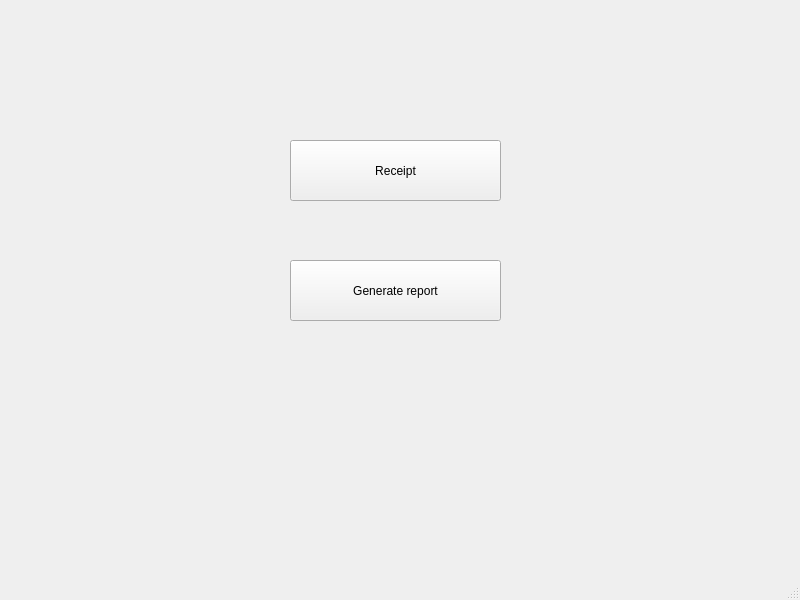
The window that supervisor/mainwindow.ui (JoaoPauloPrata/supervisor) describes before a commit, drawn with Qt 5.
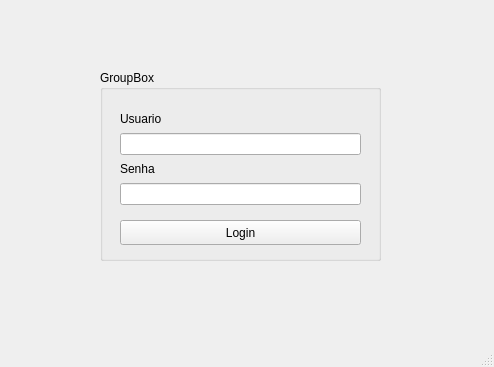
The same window after the commit.

Commit message: login page

```diff
--- a/supervisor/mainwindow.ui
+++ b/supervisor/mainwindow.ui
@@ -6,39 +6,83 @@
    <rect>
     <x>0</x>
     <y>0</y>
-    <width>800</width>
-    <height>600</height>
+    <width>494</width>
+    <height>367</height>
    </rect>
   </property>
   <property name="windowTitle">
    <string>MainWindow</string>
   </property>
   <widget class="QWidget" name="centralwidget">
-   <widget class="QPushButton" name="pushButton">
+   <widget class="QGroupBox" name="groupBox">
     <property name="geometry">
      <rect>
-      <x>290</x>
-      <y>140</y>
-      <width>211</width>
-      <height>61</height>
+      <x>100</x>
+      <y>70</y>
+      <width>281</width>
+      <height>191</height>
      </rect>
     </property>
-    <property name="text">
-     <string>Receipt</string>
+    <property name="title">
+     <string>GroupBox</string>
     </property>
-   </widget>
-   <widget class="QPushButton" name="pushButton_2">
-    <property name="geometry">
-     <rect>
-      <x>290</x>
-      <y>260</y>
-      <width>211</width>
-      <height>61</height>
-     </rect>
-    </property>
-    <property name="text">
-     <string>Generate report</string>
-    </property>
+    <widget class="QPushButton" name="button_login">
+     <property name="geometry">
+      <rect>
+       <x>20</x>
+       <y>150</y>
+       <width>241</width>
+       <height>25</height>
+      </rect>
+     </property>
+     <property name="text">
+      <string>Login</string>
+     </property>
+    </widget>
+    <widget class="QWidget" name="layoutWidget">
+     <property name="geometry">
+      <rect>
+       <x>20</x>
+       <y>40</y>
+       <width>241</width>
+       <height>95</height>
+      </rect>
+     </property>
+     <layout class="QVBoxLayout" name="verticalLayout_3">
+      <item>
+       <layout class="QVBoxLayout" name="verticalLayout">
+        <item>
+         <widget class="QLabel" name="label_user">
+          <property name="text">
+           <string>Usuario</string>
+          </property>
+         </widget>
+        </item>
+        <item>
+         <widget class="QLineEdit" name="lineEdit_user">
+          <property name="enabled">
+           <bool>true</bool>
+          </property>
+         </widget>
+        </item>
+       </layout>
+      </item>
+      <item>
+       <layout class="QVBoxLayout" name="verticalLayout_2">
+        <item>
+         <widget class="QLabel" name="label_password">
+          <property name="text">
+           <string>Senha</string>
+          </property>
+         </widget>
+        </item>
+        <item>
+         <widget class="QLineEdit" name="lienEdit_password"/>
+        </item>
+       </layout>
+      </item>
+     </layout>
+    </widget>
    </widget>
   </widget>
   <widget class="QMenuBar" name="menubar">
```
Left out of the diff: 2 changed lines with no effect on the pictures. The commit also changes 22 other files.
